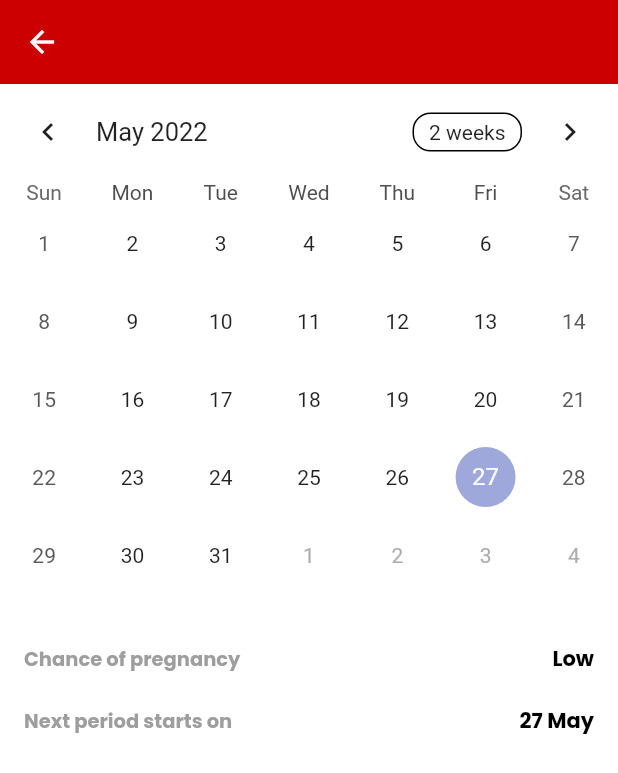
After one commit to Nathaniel-Akubuo/fertility_tracker, a Flutter app: the PeriodTrackerView screen opened by its route, after a tap on "Lutheal Phase", on a phone screen of 412 x 824 dp. The commit adds this screen. Shown: the top 773 px of the screen. Run offline on Flutter 3.47's test engine with Material 2 defaults, Android fonts, the phone set to English and light mode, and no system bars; drawn by our look-alikes of table_calendar; our stand-ins replace cloud_firestore, date_picker_timeline, dot_navigation_bar, firebase_auth, firebase_core, fluttertoast and 6 more; accounts and stored records are empty.

Commit message:
latest changes

```diff
--- a/lib/app/app.dart
+++ b/lib/app/app.dart
@@ -3,6 +3,7 @@ import 'package:fertility_tracker/ui/bottom_nav/bottom_nav.dart';
 import 'package:fertility_tracker/ui/fertility_tracker/fertility_tracker.dart';
 import 'package:fertility_tracker/ui/login/forgot_password.dart';
 import 'package:fertility_tracker/ui/login/login_view.dart';
+import 'package:fertility_tracker/ui/period_tracker/details.dart';
 import 'package:fertility_tracker/ui/period_tracker/period_tracker.dart';
 import 'package:fertility_tracker/ui/pregnancy/pregnancy_view.dart';
 import 'package:fertility_tracker/ui/register/register_view.dart';
@@ -24,6 +25,7 @@ import '../ui/pregnancy/widgets/pregnancy_details_widget.dart';
     CupertinoRoute(page: PeriodTrackerView),
     CupertinoRoute(page: FertilityTrackerView),
     CupertinoRoute(page: ForgotPasswordView),
+    CupertinoRoute(page: PeriodDetailsView),
   ],
   dependencies: [
     LazySingleton(classType: AuthService),
--- a/lib/app/app.router.dart
+++ b/lib/app/app.router.dart
@@ -15,6 +15,7 @@ import '../ui/bottom_nav/bottom_nav.dart';
 import '../ui/fertility_tracker/fertility_tracker.dart';
 import '../ui/login/forgot_password.dart';
 import '../ui/login/login_view.dart';
+import '../ui/period_tracker/details.dart';
 import '../ui/period_tracker/period_tracker.dart';
 import '../ui/pregnancy/pregnancy_view.dart';
 import '../ui/pregnancy/widgets/pregnancy_details_widget.dart';
@@ -29,6 +30,7 @@ class Routes {
   static const String periodTrackerView = '/period-tracker-view';
   static const String fertilityTrackerView = '/fertility-tracker-view';
   static const String forgotPasswordView = '/forgot-password-view';
+  static const String periodDetailsView = '/period-details-view';
   static const all = <String>{
     registerView,
     loginView,
@@ -38,6 +40,7 @@ class Routes {
     periodTrackerView,
     fertilityTrackerView,
     forgotPasswordView,
+    periodDetailsView,
   };
 }
 
@@ -53,6 +56,7 @@ class StackedRouter extends RouterBase {
     RouteDef(Routes.periodTrackerView, page: PeriodTrackerView),
     RouteDef(Routes.fertilityTrackerView, page: FertilityTrackerView),
     RouteDef(Routes.forgotPasswordView, page: ForgotPasswordView),
+    RouteDef(Routes.periodDetailsView, page: PeriodDetailsView),
   ];
   @override
   Map<Type, StackedRouteFactory> get pagesMap => _pagesMap;
@@ -109,6 +113,12 @@ class StackedRouter extends RouterBase {
         settings: data,
       );
     },
+    PeriodDetailsView: (data) {
+      return CupertinoPageRoute<dynamic>(
+        builder: (context) => const PeriodDetailsView(),
+        settings: data,
+      );
+    },
   };
 }
 
--- /dev/null
+++ b/lib/ui/period_tracker/details.dart
@@ -0,0 +1,50 @@
+import 'package:fertility_tracker/ui/period_tracker/period_tracker_viewmodel.dart';
+import 'package:fertility_tracker/ui/period_tracker/widgets/custom_list_tile.dart';
+import 'package:flutter/material.dart';
+import 'package:stacked/stacked.dart';
+import 'package:table_calendar/table_calendar.dart';
+
+import '../../constants/styles.dart';
+
+class PeriodDetailsView extends StatelessWidget {
+  const PeriodDetailsView({Key? key}) : super(key: key);
+
+  @override
+  Widget build(BuildContext context) {
+    return ViewModelBuilder<PeriodTrackerViewModel>.reactive(
+      builder: (context, model, child) => Scaffold(
+        appBar: AppBar(),
+        body: Column(
+          children: [
+            TableCalendar(
+              firstDay: DateTime.utc(2010, 10, 16),
+              lastDay: DateTime.utc(2030, 3, 14),
+              focusedDay: DateTime.now(),
+            ),
+            verticalSpaceMedium,
+            Padding(
+              padding: kMainPadding,
+              child: Column(
+                children: [
+                  CustomListTile(
+                    text1: 'Chance of pregnancy',
+                    text2: model.chanceOfPregnancy(),
+                  ),
+                  verticalSpaceSmall,
+                  verticalSpaceSmall,
+                  CustomListTile(
+                    text1: 'Next period starts on',
+                    text2: model.nextPeriod(),
+                  ),
+                  verticalSpaceSmall,
+                ],
+              ),
+            )
+
+          ],
+        )
+      ),
+      viewModelBuilder: () => PeriodTrackerViewModel(),
+    );
+  }
+}
--- a/lib/ui/period_tracker/period_tracker.dart
+++ b/lib/ui/period_tracker/period_tracker.dart
@@ -30,7 +30,10 @@ class PeriodTrackerView extends StatelessWidget {
                       daysCount: 7,
                     ),
                     verticalSpaceMedium,
-                    PeriodPhaseCard(phase: model.getPhase(), day: model.day()),
+                    GestureDetector(
+                      onTap: model.navigateToDetails,
+
+                        child: PeriodPhaseCard(phase: model.getPhase(), day: model.day())),
                     verticalSpaceMedium,
                     CustomListTile(
                       text1: 'Chance of pregnancy',
--- a/lib/ui/period_tracker/period_tracker_viewmodel.dart
+++ b/lib/ui/period_tracker/period_tracker_viewmodel.dart
@@ -1,15 +1,20 @@
 import 'package:cloud_firestore/cloud_firestore.dart';
+import 'package:fertility_tracker/app/app.router.dart';
 import 'package:fertility_tracker/models/user_model.dart';
 import 'package:fertility_tracker/services/calculation_service.dart';
 import 'package:firebase_auth/firebase_auth.dart';
 import 'package:flutter/material.dart';
 import 'package:intl/intl.dart';
 import 'package:stacked/stacked.dart';
+import 'package:stacked_services/stacked_services.dart';
+
+import '../../app/app.locator.dart';
 
 class PeriodTrackerViewModel
     extends StreamViewModel<DocumentSnapshot<UserModel>> {
   final _auth = FirebaseAuth.instance;
   final _users = FirebaseFirestore.instance.collection('users');
+  final _navigationService = locator<NavigationService>();
 
   @override
   Stream<DocumentSnapshot<UserModel>> get stream => _users
@@ -23,6 +28,17 @@ class PeriodTrackerViewModel
   UserModel _data() {
     return data == null ? UserModel() : data!.data()!;
   }
+
+
+  void navigateToDetails() {
+    _navigationService.navigateTo(Routes.periodDetailsView);
+  }
+
+  bool edited = false;
+  DateTime? newLMP;
+
+
+
 
   String day() {
     var lmp = user.lmp;
@@ -42,6 +58,8 @@ class PeriodTrackerViewModel
     );
     return groupSeparatorFormatter.format(value!);
   }
+
+
 
   String fertilityStart() {
     var lmp = user.lmp;
--- a/pubspec.yaml
+++ b/pubspec.yaml
@@ -40,6 +40,7 @@ dependencies:
   fluttertoast: ^8.0.9
   dot_navigation_bar: ^1.0.1+3
   date_picker_timeline: ^1.2.3
+  table_calendar: ^3.0.5
 
 
   # The following adds the Cupertino Icons font to your application.
```
Also changed, not shown: pubspec.lock.
